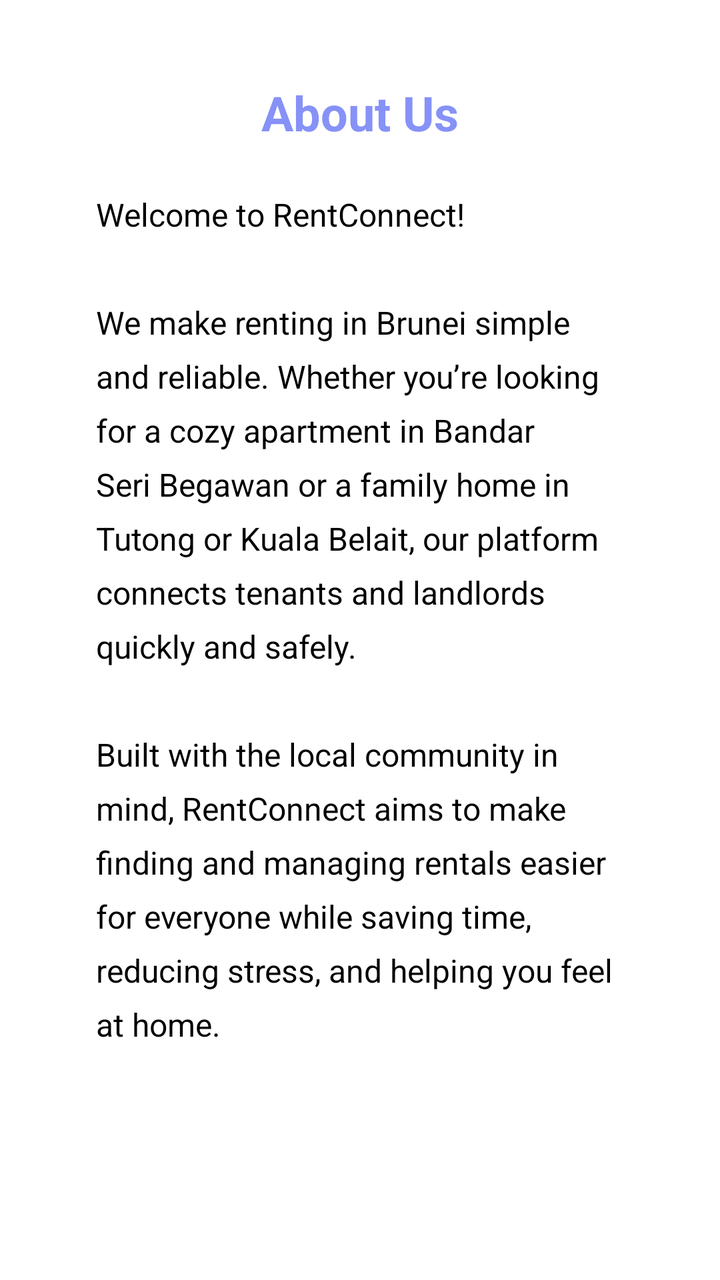
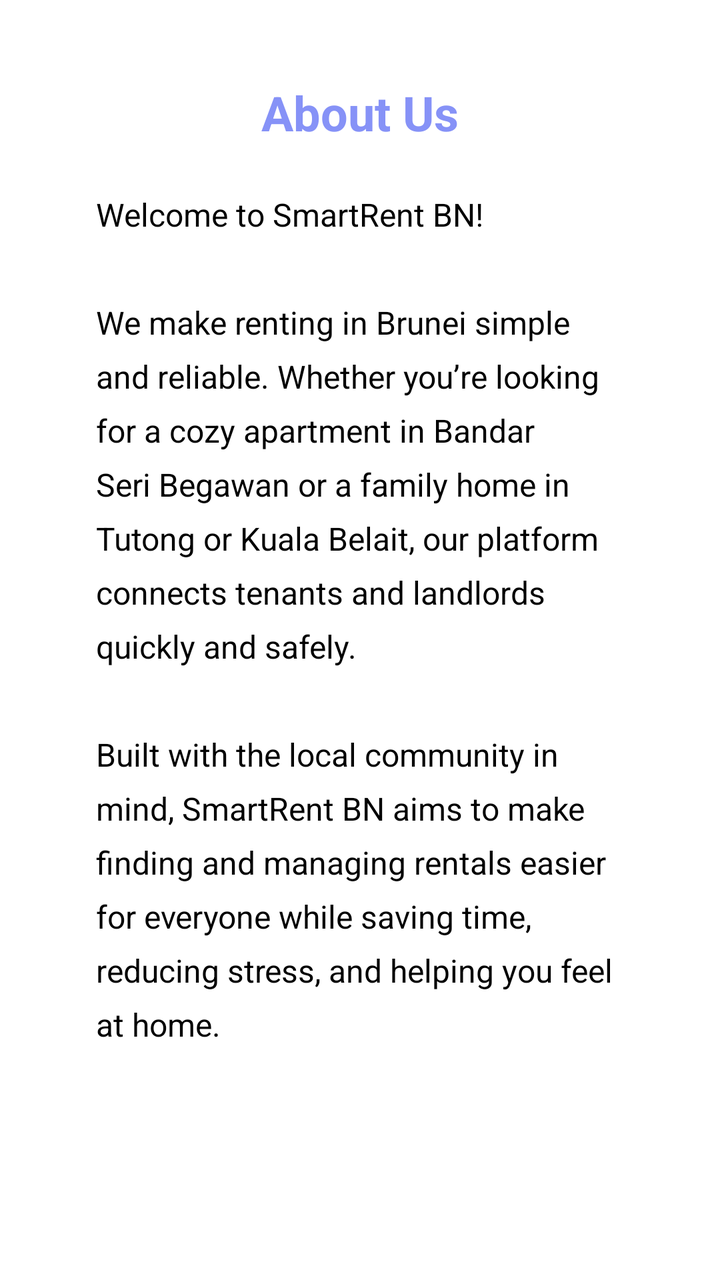

Compare the two renders of this Android layout. The source of the first and the diff that turns it into the second are given below.
<!-- AndroidManifest.xml: activity theme ThemeWithActionBar -->
<!-- res/layout/activity_about_us.xml -->
<ScrollView xmlns:android="http://schemas.android.com/apk/res/android"
    android:layout_width="match_parent"
    android:layout_height="match_parent"
    android:padding="16dp"
    android:background="@color/white">

    <LinearLayout
        android:layout_width="match_parent"
        android:layout_height="wrap_content"
        android:orientation="vertical"
        android:gravity="center_horizontal"
        android:padding="24dp">

        
        <com.google.android.material.textview.MaterialTextView
            android:layout_width="wrap_content"
            android:layout_height="wrap_content"
            android:text="About Us"
            android:textColor="@color/lavender"
            android:textStyle="bold"
            android:textSize="24sp"
            android:gravity="center"
            android:paddingBottom="16dp" />

        
        <com.google.android.material.textview.MaterialTextView
            android:layout_width="match_parent"
            android:layout_height="wrap_content"
            android:text="Welcome to RentConnect! \n\nWe make renting in Brunei simple and reliable. Whether you’re looking for a cozy apartment in Bandar Seri Begawan or a family home in Tutong or Kuala Belait, our platform connects tenants and landlords quickly and safely.\n\nBuilt with the local community in mind, RentConnect aims to make finding and managing rentals easier for everyone while saving time, reducing stress, and helping you feel at home."
            android:textColor="@color/black"
            android:textSize="16sp"
            android:lineSpacingExtra="8dp"
            android:padding="8dp" />

    </LinearLayout>

</ScrollView>
<!-- resources referenced by this layout -->
<resources>
  <color name="black">#FF000000</color>
  <color name="lavender">#8692f7</color>
  <color name="white">#FFFFFFFF</color>
  <style name="ThemeWithActionBar" parent="Theme.MaterialComponents.Light.DarkActionBar">
          
          
      </style>
</resources>

<!-- the commit's change to res/layout/activity_about_us.xml (unified diff, before → after) -->
@@ -4,6 +4,7 @@
     android:padding="16dp"
     android:background="@color/white">
 
+    
     <LinearLayout
         android:layout_width="match_parent"
         android:layout_height="wrap_content"
@@ -26,7 +27,7 @@
         <com.google.android.material.textview.MaterialTextView
             android:layout_width="match_parent"
             android:layout_height="wrap_content"
-            android:text="Welcome to RentConnect! \n\nWe make renting in Brunei simple and reliable. Whether you’re looking for a cozy apartment in Bandar Seri Begawan or a family home in Tutong or Kuala Belait, our platform connects tenants and landlords quickly and safely.\n\nBuilt with the local community in mind, RentConnect aims to make finding and managing rentals easier for everyone while saving time, reducing stress, and helping you feel at home."
+            android:text="Welcome to SmartRent BN! \n\nWe make renting in Brunei simple and reliable. Whether you’re looking for a cozy apartment in Bandar Seri Begawan or a family home in Tutong or Kuala Belait, our platform connects tenants and landlords quickly and safely.\n\nBuilt with the local community in mind, SmartRent BN aims to make finding and managing rentals easier for everyone while saving time, reducing stress, and helping you feel at home."
             android:textColor="@color/black"
             android:textSize="16sp"
             android:lineSpacingExtra="8dp"
<!-- resource entries referenced after the edit -->
@@ -4,8 +4,7 @@
   <color name="lavender">#8692f7</color>
   <color name="white">#FFFFFFFF</color>
   <style name="ThemeWithActionBar" parent="Theme.MaterialComponents.Light.DarkActionBar">
-          
-          
+  
       </style>
 </resources>
 
